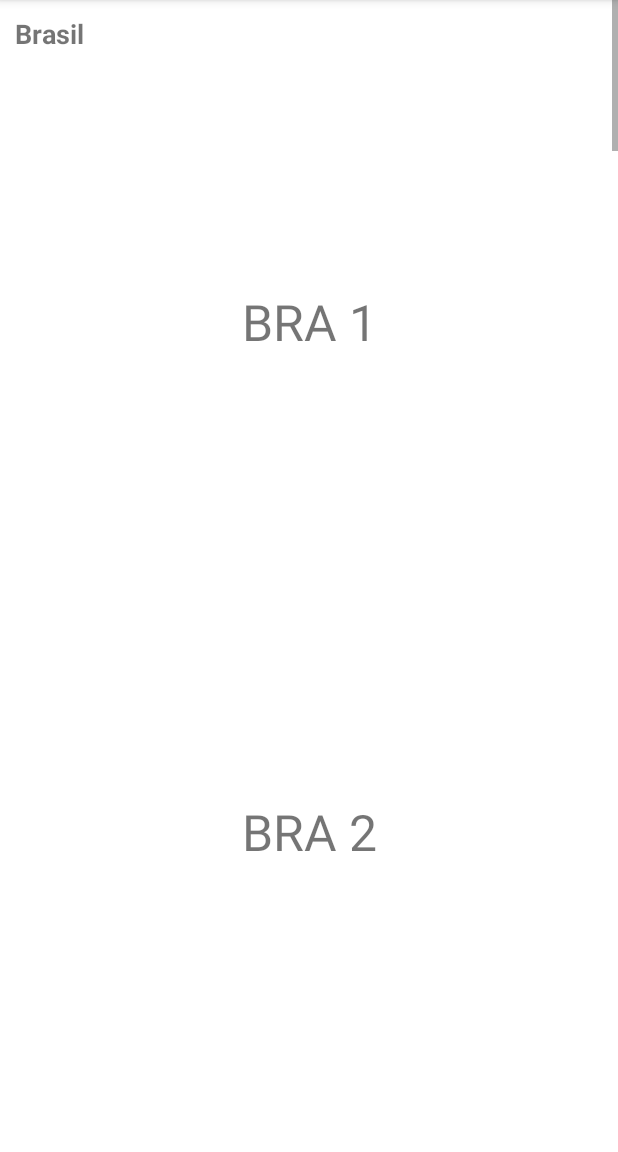
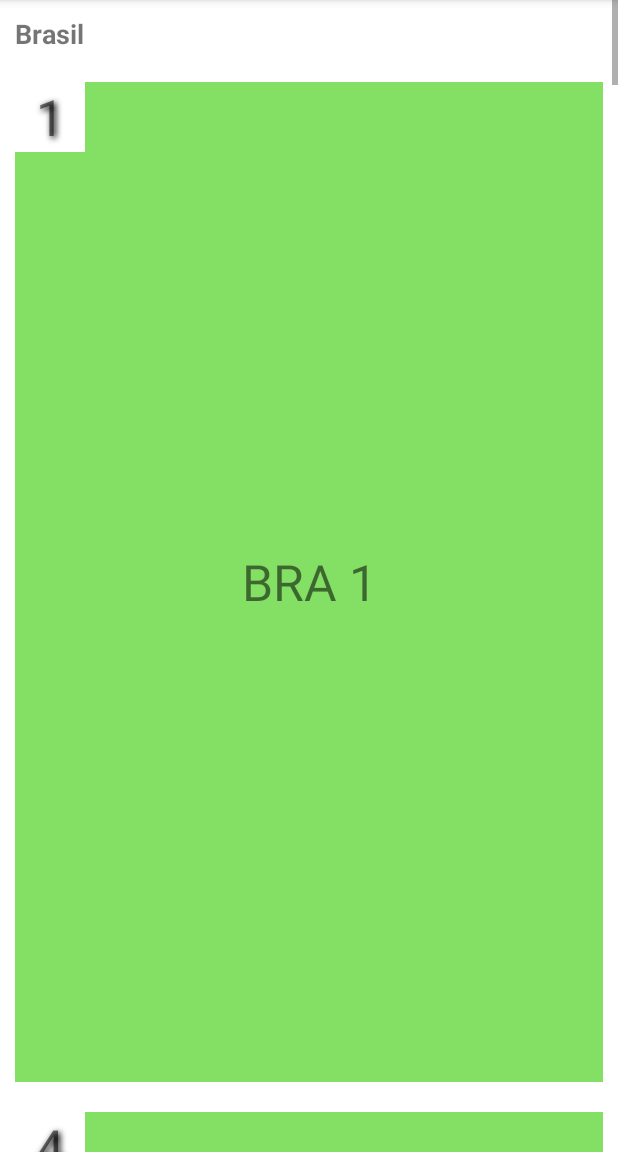
Before and after one commit to Federicobunader/TP-Mobile---FiguTrader, an Android app: the fragment AlbumFragment shown on its own in the app's theme, on a phone screen of 412 x 824 dp, the part 84-1236 px from its top. Run offline under Robolectric (Android 15) with nearby library versions, the phone set to English and light mode, and no system bars.

Commit message:
agregamos colores a las figuritas en base a la cantidad

```diff
--- a/app/src/main/java/com/example/figutrader/ui/album/FiguritasAdapter.kt
+++ b/app/src/main/java/com/example/figutrader/ui/album/FiguritasAdapter.kt
@@ -4,6 +4,7 @@ import android.util.Log
 import android.view.LayoutInflater
 import android.view.View
 import android.view.ViewGroup
+import android.widget.ImageView
 import android.widget.TextView
 import androidx.recyclerview.widget.RecyclerView
 import com.example.figutrader.R
@@ -31,6 +32,13 @@ class FiguritasAdapter(private val myDataset: MutableList<Figurita>) :
 
     override fun onBindViewHolder(holder: MyViewHolder, position: Int) {
         holder.view.findViewById<TextView>(R.id.figurita_nombre).text = myDataset[position].nombre
+        if(!myDataset[position].esPais) {
+            holder.view.findViewById<TextView>(R.id.figurita_cantidad).text =
+                myDataset[position].cantidad.toString()
+            if(myDataset[position].cantidad == 0) {
+                holder.view.findViewById<TextView>(R.id.figurita_nombre).setBackgroundResource(R.color.gris_figurita)
+            }
+        }
     }
 
     override fun getItemViewType(position: Int): Int {
--- a/app/src/main/java/com/example/figutrader/ui/album/FiguritasApi.kt
+++ b/app/src/main/java/com/example/figutrader/ui/album/FiguritasApi.kt
@@ -13,9 +13,9 @@ class FiguritasApi {
                 continue
             }
             if (i < 11)
-                dataset.add(Figurita(i, "BRA $i", 0, "Brasil", false))
+                dataset.add(Figurita(i, "BRA $i", (0..5).random(), "Brasil", false))
             else
-                dataset.add(Figurita(i, "ARG " + (i-11), 0, "Argentina", false))
+                dataset.add(Figurita(i, "ARG " + (i-11), (0..5).random(), "Argentina", false))
         }
         return dataset
     }
--- a/app/src/main/res/layout/figurita.xml
+++ b/app/src/main/res/layout/figurita.xml
@@ -1,5 +1,5 @@
 <?xml version="1.0" encoding="utf-8"?>
-<LinearLayout
+<RelativeLayout
     xmlns:android="http://schemas.android.com/apk/res/android"
     android:layout_width="match_parent"
     android:layout_height="wrap_content"
@@ -8,12 +8,29 @@
 
     <TextView
         android:id="@+id/figurita_nombre"
-        android:layout_width="320dp"
-        android:layout_height="320dp"
+        android:layout_width="match_parent"
+        android:layout_height="1000px"
         android:layout_weight="1"
+        android:gravity="center"
         android:text="Fede"
         android:textAlignment="center"
+        android:textFontWeight="900"
+        android:textSize="50px"
+        android:background="@color/verde_figurita"/>
+
+    <TextView
+        android:id="@+id/figurita_cantidad"
+        android:layout_width="70px"
+        android:layout_height="70px"
+        android:layout_weight="1"
+        android:background="#fff"
         android:gravity="center"
-        android:textSize="50px" />
+        android:text="0"
+        android:textAlignment="center"
+        android:textSize="50px"
+        android:shadowColor="#000000"
+        android:shadowRadius="5"
+        android:shadowDy="2"
+        android:shadowDx="2" />
 
-</LinearLayout>
+</RelativeLayout>
--- a/app/src/main/res/values/colors.xml
+++ b/app/src/main/res/values/colors.xml
@@ -12,4 +12,6 @@
     <color name="celeste_mundial">#49BCE3</color>
     <color name="amarillo_mundial">#FEC310</color>
     <color name="rojo_oscuro_mundial">#3B031E</color>
+    <color name="gris_figurita">#CCC</color>
+    <color name="verde_figurita">#84E064</color>
 </resources>
```
